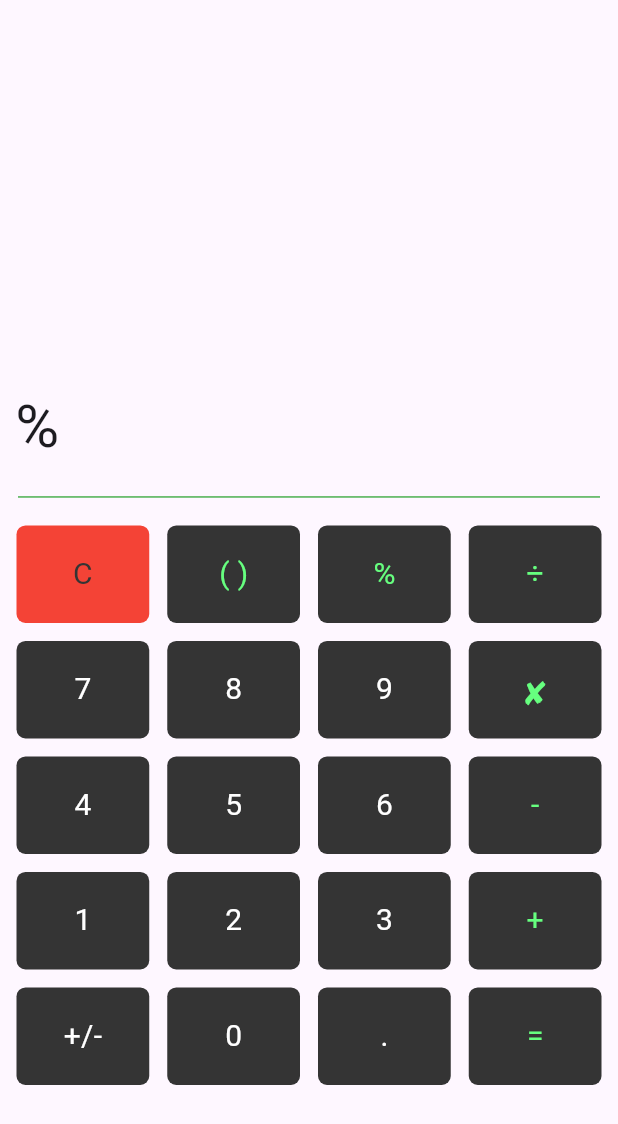
After one commit to shayanzare-dev/taav_task, a Flutter app: the CalculatorPage screen opened directly, after a tap on an icon or button, on a phone screen of 412 x 824 dp. The commit adds this screen. Shown: the top 1124 px of the screen. Run offline on Flutter 3.47's test engine with Material 3 defaults, Android fonts, the phone set to English and light mode, and no system bars; our stand-ins replace get; accounts and stored records are empty; generated files the repository leaves out were written again.

Commit message:
add calculator ui

```diff
--- /dev/null
+++ b/lib/calculator_ui/app.dart
@@ -0,0 +1,18 @@
+import 'package:flutter/material.dart';
+import 'package:untitled/calculator_ui/calculator_page.dart';
+
+class App extends StatelessWidget {
+  const App({super.key});
+
+  @override
+  Widget build(BuildContext context) {
+    return MaterialApp(
+      theme: ThemeData.dark(
+        useMaterial3: true,
+      ),
+      debugShowCheckedModeBanner: false,
+      title: 'lux calculator',
+      home: CalculatorPage(),
+    );
+  }
+}
--- /dev/null
+++ b/lib/calculator_ui/calculator_page.dart
@@ -0,0 +1,58 @@
+import 'package:flutter/material.dart';
+
+import 'widgets/user_input.dart';
+import 'widgets/user_result.dart';
+
+class CalculatorPage extends StatefulWidget {
+  const CalculatorPage({super.key});
+
+  @override
+  State<CalculatorPage> createState() => _CalculatorPageState();
+}
+
+class _CalculatorPageState extends State<CalculatorPage> {
+  String value = '';
+  bool _isActiveResultUi = false;
+  num _equalValue = 0.0;
+
+  @override
+  Widget build(BuildContext context) {
+    return Scaffold(
+      body: SafeArea(child: _body(context)),
+    );
+  }
+
+  Widget _body(BuildContext context) => Column(
+        children: [
+          Expanded(
+              child: UserResult(
+                  value: value,
+                  isActiveUi: _isActiveResultUi,
+                  resultValue: _equalValue)),
+          const Divider(
+            color: Colors.green,
+            indent: 12,
+            endIndent: 12,
+          ),
+          SizedBox(
+            height: MediaQuery.sizeOf(context).height / 1.7,
+            child: UserInput(
+              resultValue: (p0, {num? equalValue}) => setState(() {
+                if (equalValue != null) {
+                  _isActiveResultUi = true;
+                  _equalValue = equalValue;
+                } else {
+                  _isActiveResultUi = false;
+                }
+
+                if (p0 != null) {
+                  value += p0;
+                } else {
+                  value = '';
+                }
+              }),
+            ),
+          ),
+        ],
+      );
+}
--- /dev/null
+++ b/lib/calculator_ui/eunms/numbers.dart
@@ -0,0 +1,17 @@
+enum Numbers {
+  zero(0),
+  one(1),
+  two(2),
+  three(3),
+  four(4),
+  five(5),
+  six(6),
+  seven(7),
+  eight(8),
+  nine(9),
+  ten(10);
+
+  final int value;
+
+  const Numbers(this.value);
+}
--- /dev/null
+++ b/lib/calculator_ui/eunms/operators.dart
@@ -0,0 +1,15 @@
+enum Operators {
+  division('÷'),
+  clear('C'),
+  multiplication('✘'),
+  percent('%'),
+  plus('+'),
+  mines('-'),
+  dot('.'),
+  equal('='),
+  collection('+/-');
+
+  final String title;
+
+  const Operators( this.title,);
+}
--- /dev/null
+++ b/lib/calculator_ui/main.dart
@@ -0,0 +1,5 @@
+import 'package:flutter/cupertino.dart';
+
+import 'app.dart';
+
+void main() => runApp(const App());
--- /dev/null
+++ b/lib/calculator_ui/shared/table_row_item.dart
@@ -0,0 +1,45 @@
+import 'package:flutter/material.dart';
+
+class TableRowItem<T extends Widget> extends StatelessWidget {
+  const TableRowItem({
+    super.key,
+    this.title,
+    this.titleText,
+    required this.color,
+    this.colorText = Colors.white,
+    required this.onTap,
+   // required this.value,
+  }) : assert(title != null || titleText != null,
+            'one of the field must has value');
+
+  final T? title;
+  final String? titleText;
+  final Color color;
+  ///final String value;
+  final Color colorText;
+  final void Function() onTap;
+
+  BoxDecoration _decoration(Color color) => BoxDecoration(
+        color: color,
+        borderRadius: BorderRadius.circular(6),
+      );
+
+  @override
+  Widget build(BuildContext context) => Padding(
+      padding: const EdgeInsets.all(6.0),
+      child: InkWell(
+        borderRadius: _decoration(color).borderRadius as BorderRadius,
+        onTap: onTap,
+        child: Container(
+          height: 65,
+          decoration: _decoration(color),
+          child: Center(
+            child: title ??
+                Text(
+                  titleText!,
+                  style: TextStyle(color: colorText, fontSize: 20),
+                ),
+          ),
+        ),
+      ));
+}
--- /dev/null
+++ b/lib/calculator_ui/widgets/user_input.dart
@@ -0,0 +1,249 @@
+import 'package:flutter/material.dart';
+import 'package:untitled/calculator_ui/eunms/numbers.dart';
+import 'package:untitled/calculator_ui/eunms/operators.dart';
+import 'package:untitled/calculator_ui/shared/table_row_item.dart';
+import 'package:untitled/utils/show_snack_bar.dart';
+
+class UserInput extends StatefulWidget {
+  const UserInput({
+    super.key,
+    required this.resultValue,
+  });
+
+  final void Function(String? value, {num? equalValue}) resultValue;
+
+  @override
+  State<UserInput> createState() => _UserInputState();
+}
+
+class _UserInputState extends State<UserInput> {
+  final Color primaryItemColor = const Color(0xff343434);
+
+  final Color specialValueColor = const Color(0xff66FF7F);
+
+  final Map<String, String> events = {};
+  String _eventValue = '';
+
+  @override
+  Widget build(BuildContext context) {
+    return Container(
+        padding: const EdgeInsets.all(5),
+        child: SingleChildScrollView(
+          child: Table(
+            children: [
+              TableRow(
+                children: [
+                  TableRowItem(
+                    onTap: () {
+                      setState(() {
+                        events.clear();
+                        widget.resultValue(null);
+                      });
+                    },
+                    titleText: Operators.clear.title,
+                    color: Colors.red,
+                    colorText: const Color(0xff343434),
+                  ),
+                  TableRowItem(
+                    onTap: () =>
+                        shayanShowSnackBar(context, value: 'i don\'t know'),
+                    titleText: '( )',
+                    color: primaryItemColor,
+                    colorText: specialValueColor,
+                  ),
+                  TableRowItem(
+                    onTap: () {
+                      events.addEntries(
+                          [MapEntry(Operators.percent.title, _eventValue)]);
+                      _eventValue = '';
+                      widget.resultValue(Operators.percent.title);
+                    },
+                    titleText: Operators.percent.title,
+                    color: primaryItemColor,
+                    colorText: specialValueColor,
+                  ),
+                  TableRowItem(
+                    onTap: () {
+                      events.addEntries(
+                          [MapEntry(Operators.division.title, _eventValue)]);
+                      _eventValue = '';
+                      widget.resultValue(Operators.division.title);
+                    },
+                    titleText: Operators.division.title,
+                    color: primaryItemColor,
+                    colorText: specialValueColor,
+                  ),
+                ],
+              ),
+              TableRow(
+                children: [
+                  TableRowItem(
+                    onTap: () {
+                      _eventValue += Numbers.seven.value.toString();
+                      widget.resultValue(Numbers.seven.value.toString());
+                    },
+                    titleText: Numbers.seven.value.toString(),
+                    color: primaryItemColor,
+                  ),
+                  TableRowItem(
+                    onTap: () {
+                      _eventValue += Numbers.eight.value.toString();
+                      widget.resultValue(Numbers.eight.value.toString());
+                    },
+                    titleText: Numbers.eight.value.toString(),
+                    color: primaryItemColor,
+                  ),
+                  TableRowItem(
+                    onTap: () {
+                      _eventValue += Numbers.nine.value.toString();
+                      widget.resultValue(Numbers.nine.value.toString());
+                    },
+                    titleText: Numbers.nine.value.toString(),
+                    color: primaryItemColor,
+                  ),
+                  TableRowItem(
+                    onTap: () {
+                      events.addEntries([
+                        MapEntry(Operators.multiplication.title, _eventValue)
+                      ]);
+                      _eventValue = '';
+                      widget.resultValue(Operators.multiplication.title);
+                    },
+                    titleText: Operators.multiplication.title,
+                    color: primaryItemColor,
+                    colorText: specialValueColor,
+                  ),
+                ],
+              ),
+              TableRow(
+                children: [
+                  TableRowItem(
+                    onTap: () {
+                      _eventValue += Numbers.four.value.toString();
+                      widget.resultValue(Numbers.four.value.toString());
+                    },
+                    titleText: Numbers.four.value.toString(),
+                    color: primaryItemColor,
+                  ),
+                  TableRowItem(
+                    onTap: () {
+                      _eventValue += Numbers.five.value.toString();
+                      widget.resultValue(Numbers.five.value.toString());
+                    },
+                    titleText: Numbers.five.value.toString(),
+                    color: primaryItemColor,
+                  ),
+                  TableRowItem(
+                    onTap: () {
+                      _eventValue += Numbers.six.value.toString();
+                      widget.resultValue(Numbers.six.value.toString());
+                    },
+                    titleText: Numbers.six.value.toString(),
+                    color: primaryItemColor,
+                  ),
+                  TableRowItem(
+                    onTap: () {
+                      events.addEntries(
+                          [MapEntry(Operators.percent.title, _eventValue)]);
+                      _eventValue = '';
+                      widget.resultValue(Operators.mines.title);
+                    },
+                    titleText: Operators.mines.title,
+                    color: primaryItemColor,
+                    colorText: specialValueColor,
+                  ),
+                ],
+              ),
+              TableRow(
+                children: [
+                  TableRowItem(
+                    onTap: () {
+                      _eventValue += Numbers.one.value.toString();
+                      widget.resultValue(Numbers.one.value.toString());
+                    },
+                    titleText: Numbers.one.value.toString(),
+                    color: primaryItemColor,
+                  ),
+                  TableRowItem(
+                    onTap: () {
+                      _eventValue += Numbers.two.value.toString();
+                      widget.resultValue(Numbers.two.value.toString());
+                    },
+                    titleText: Numbers.two.value.toString(),
+                    color: primaryItemColor,
+                  ),
+                  TableRowItem(
+                    onTap: () {
+                      _eventValue += Numbers.three.value.toString();
+                      widget.resultValue(Numbers.three.value.toString());
+                    },
+                    titleText: Numbers.three.value.toString(),
+                    color: primaryItemColor,
+                  ),
+                  TableRowItem(
+                    onTap: () {
+                      events.addEntries(
+                          [MapEntry(Operators.plus.title, _eventValue)]);
+                      _eventValue = '';
+                      widget.resultValue(Operators.plus.title);
+                    },
+                    titleText: Operators.plus.title,
+                    color: primaryItemColor,
+                    colorText: specialValueColor,
+                  ),
+                ],
+              ),
+              TableRow(
+                children: [
+                  TableRowItem(
+                    onTap: () {
+                      events.addEntries(
+                          [MapEntry(Operators.collection.title, _eventValue)]);
+                      _eventValue = '';
+                      widget.resultValue(Operators.collection.title);
+                    },
+                    titleText: Operators.collection.title,
+                    color: primaryItemColor,
+                  ),
+                  TableRowItem(
+                    onTap: () {
+                      _eventValue += Numbers.zero.value.toString();
+                      widget.resultValue(Numbers.zero.value.toString());
+                    },
+                    titleText: Numbers.zero.value.toString(),
+                    color: primaryItemColor,
+                  ),
+                  TableRowItem(
+                    onTap: () {
+                      events.addEntries(
+                          [MapEntry(Operators.dot.title, _eventValue)]);
+                      _eventValue = '';
+                      widget.resultValue(Operators.dot.title);
+                    },
+                    titleText: Operators.dot.title,
+                    color: primaryItemColor,
+                  ),
+                  TableRowItem(
+                    onTap: () {
+                      events.addEntries(
+                          [MapEntry(Operators.equal.title, _eventValue)]);
+                      num value = 0;
+                      for (final String keyItem in events.keys) {
+                        //   if (keyItem == Operators.plus.title) {
+                        value += num.tryParse(events[keyItem]!)!;
+                        print(value);
+                      }
+                      widget.resultValue(Operators.equal.title,
+                          equalValue: value);
+                    },
+                    titleText: Operators.equal.title,
+                    color: primaryItemColor,
+                    colorText: specialValueColor,
+                  ),
+                ],
+              ),
+            ],
+          ),
+        ));
+  }
+}
--- /dev/null
+++ b/lib/calculator_ui/widgets/user_result.dart
@@ -0,0 +1,41 @@
+import 'package:flutter/material.dart';
+
+class UserResult extends StatelessWidget {
+  const UserResult({
+    super.key,
+    required this.value,
+    required this.isActiveUi,
+    required this.resultValue,
+  });
+
+  final String value;
+  final bool isActiveUi;
+  final num resultValue;
+
+  @override
+  Widget build(BuildContext context) {
+    return Container(
+      alignment: Alignment.bottomLeft,
+      width: double.infinity,
+      padding: const EdgeInsets.all(10),
+      child: SingleChildScrollView(
+          child: !isActiveUi
+              ? Text(
+                  value,
+                  style: const TextStyle(fontSize: 40),
+                )
+              : Column(
+                  children: [
+                    Text(
+                      value,
+                      style: const TextStyle(fontSize: 30, color: Colors.red),
+                    ),
+                    Text(
+                      '$resultValue',
+                      style: const TextStyle(fontSize: 40),
+                    ),
+                  ],
+                )),
+    );
+  }
+}
--- a/lib/routing_practice/first_page.dart
+++ b/lib/routing_practice/first_page.dart
@@ -17,7 +17,6 @@ class _FirstPageState extends State<FirstPage> {
     super.activate();
   }
 
-// todo(SHAYAN ZARE): im going to do it;
   @override
   Widget build(BuildContext context) {
     return Scaffold(body: SafeArea(child: _body(context)));
--- a/lib/todo_app(get_x)/src/pages/todo_app.dart
+++ b/lib/todo_app(get_x)/src/pages/todo_app.dart
@@ -1,10 +1,13 @@
 import 'package:flutter/material.dart';
 import 'package:get/get.dart';
-class TodoApp extends GetView<> {
+import 'package:untitled/todo_app(get_x)/src/pages/todo_page/controller/todo_page_controller.dart';
+import 'package:untitled/todo_app(get_x)/src/pages/todo_page/todo_page.dart';
+
+class TodoApp extends GetView<TodoPageController> {
   const TodoApp({super.key});
 
   @override
   Widget build(BuildContext context) {
-    return GetMaterialApp(home:);
+    return const GetMaterialApp(home: TodoPage());
   }
 }
--- a/lib/todo_app(get_x)/src/pages/todo_page/controller/todo_page_controller.dart
+++ b/lib/todo_app(get_x)/src/pages/todo_page/controller/todo_page_controller.dart
@@ -1,8 +1,8 @@
 import 'package:get/get.dart';
+import 'package:untitled/state_management/src/pages/todo_page/models/todo_model.dart';
 
 class TodoPageController extends GetxController{
-
+  Rx<ToDoModel> a = ToDoModel('title', 'label', false).obs;
   int countTitle = 0;
-
-  RxList<>
+//  RxList<int> f = []<RxList>.obs;
 }
```
